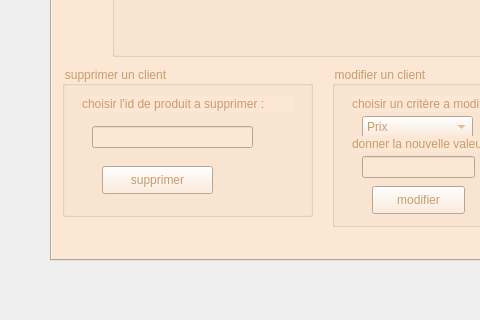
This is mainwindow.ui in guir0t/Smart-Beauty-Center-2A15 as Qt 5 draws it before an edit; both pictures show x 0 to 480 and y 280 to 600 of the 800 by 600 pixel window. The edited form follows.
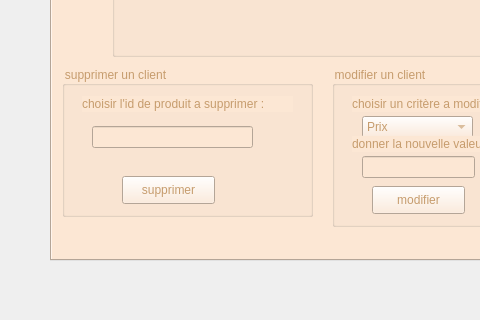
This is the edited form.

Commit message: supprimer afficher modifier

The edit to the form file:
```diff
--- a/mainwindow.ui
+++ b/mainwindow.ui
@@ -183,19 +183,6 @@
         <string>choisir l'id de produit a supprimer :</string>
        </property>
       </widget>
-      <widget class="QPushButton" name="pushButton_4">
-       <property name="geometry">
-        <rect>
-         <x>40</x>
-         <y>100</y>
-         <width>111</width>
-         <height>28</height>
-        </rect>
-       </property>
-       <property name="text">
-        <string>supprimer</string>
-       </property>
-      </widget>
       <widget class="QLineEdit" name="lineEdit_cin_supp">
        <property name="geometry">
         <rect>
@@ -206,6 +193,19 @@
         </rect>
        </property>
       </widget>
+      <widget class="QPushButton" name="pushButton_supprimer">
+       <property name="geometry">
+        <rect>
+         <x>60</x>
+         <y>110</y>
+         <width>93</width>
+         <height>28</height>
+        </rect>
+       </property>
+       <property name="text">
+        <string>supprimer</string>
+       </property>
+      </widget>
      </widget>
      <widget class="QGroupBox" name="groupBox_3">
       <property name="geometry">
```
Left out of the diff: 10 changed lines with no effect on the pictures. The commit also changes 4 other files.
